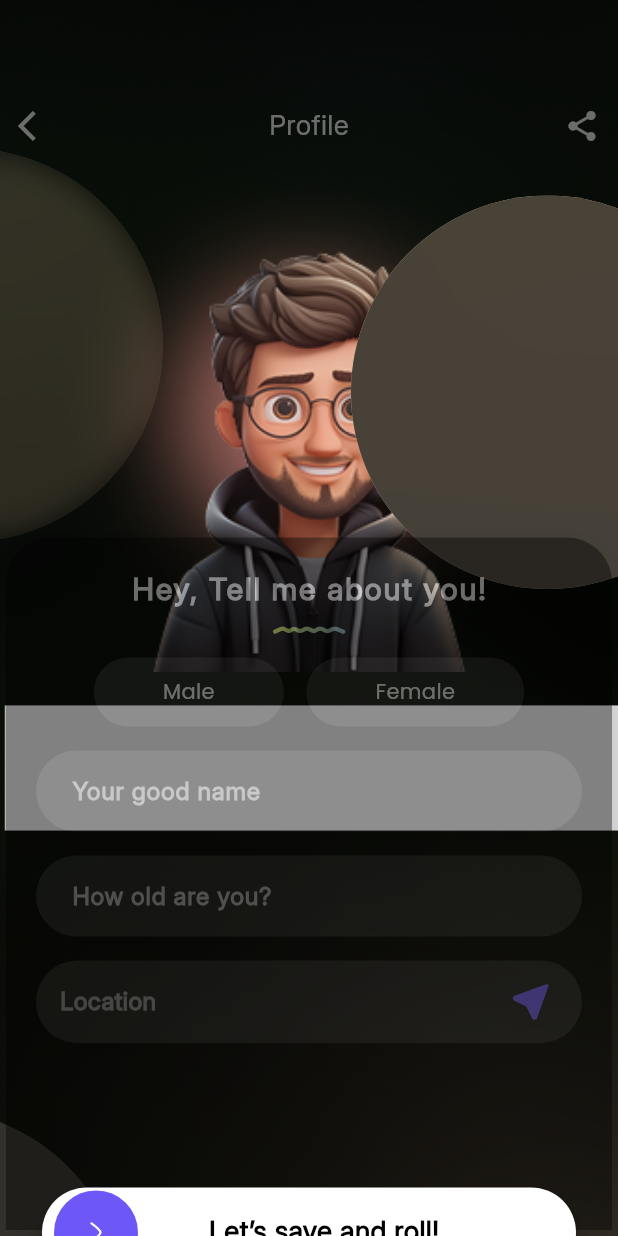
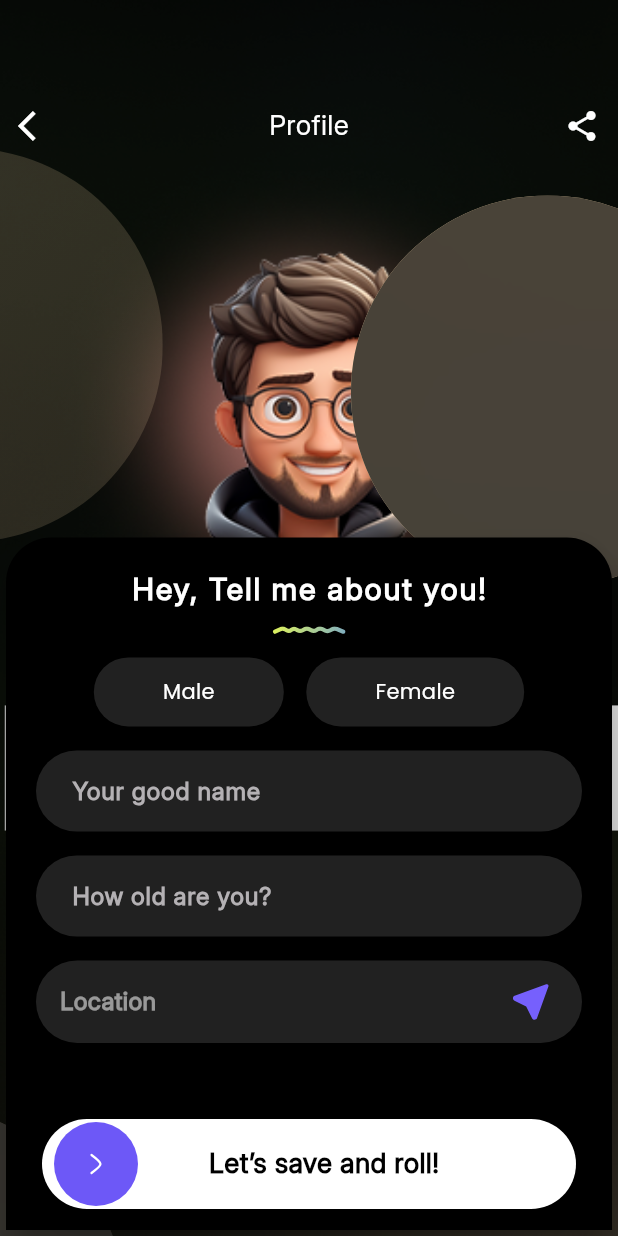
Before and after one commit to SANU212000/profile-screen, a Flutter app: the first screen one second after launch, on a phone screen of 412 x 824 dp. Run offline on Flutter 3.47's test engine with Material 3 defaults, Android fonts, the light colour scheme and no system bars; drawn by our look-alikes of slide_to_act; our stand-ins replace flutter_svg, google_fonts; Roboto replaces fonts that are missing (Inter).

Commit message:
Update profilescreen.dart

```diff
--- a/lib/screens/profilescreen.dart
+++ b/lib/screens/profilescreen.dart
@@ -1,51 +1,12 @@
 import 'package:flutter/material.dart';
 import 'package:profilescreen/widgets/widgets.dart';
 
-class ProfileScreen extends StatefulWidget {
+class ProfileScreen extends StatelessWidget {
   ProfileScreen({super.key});
 
-  @override
-  _ProfileScreenState createState() => _ProfileScreenState();
-}
-
-class _ProfileScreenState extends State<ProfileScreen>
-    with TickerProviderStateMixin {
   final TextEditingController nameController = TextEditingController();
   final TextEditingController ageController = TextEditingController();
   final TextEditingController locationController = TextEditingController();
-
-  late AnimationController _fadeController;
-  late AnimationController _slideController;
-  late AnimationController _ellipseController;
-
-  @override
-  void initState() {
-    super.initState();
-    // Initialize AnimationControllers
-    _fadeController = AnimationController(
-      duration: Duration(seconds: 2),
-      vsync: this,
-    )..forward();
-
-    _slideController = AnimationController(
-      duration: Duration(seconds: 2),
-      vsync: this,
-    )..forward();
-
-    _ellipseController = AnimationController(
-      duration: Duration(seconds: 2),
-      vsync: this,
-    )..forward();
-  }
-
-  @override
-  void dispose() {
-    // Dispose of controllers when the widget is unmounted
-    _fadeController.dispose();
-    _slideController.dispose();
-    _ellipseController.dispose();
-    super.dispose();
-  }
 
   @override
   Widget build(BuildContext context) {
@@ -53,32 +14,20 @@ class _ProfileScreenState extends State<ProfileScreen>
       backgroundColor: Colors.black,
       body: Stack(
         children: [
-          // Animated Fade In for Background Image
-          AnimatedPositioned(
-            duration: Duration(seconds: 2),
-            curve: Curves.easeInOut,
-            top: 0,
-            left: 0,
-            right: 0,
-            bottom: 0,
+          Positioned.fill(
             child: Image.asset(
               'assets/images/Frame.png',
               fit: BoxFit.cover,
             ),
           ),
-
-          // Animated Column Content
           Column(
             children: [
               const SizedBox(height: 60),
-              FadeTransition(
-                opacity: _fadeController,
-                child: Row(
+              Row(
                 mainAxisAlignment: MainAxisAlignment.spaceBetween,
                 children: [
                   IconButton(
-                      icon:
-                          const Icon(Icons.arrow_back_ios, color: Colors.white),
+                    icon: const Icon(Icons.arrow_back_ios, color: Colors.white),
                     onPressed: () {},
                   ),
                   const Text(
@@ -96,17 +45,8 @@ class _ProfileScreenState extends State<ProfileScreen>
                   ),
                 ],
               ),
-              ),
               const SizedBox(height: 40),
-
-              // Animated Container
-              TweenAnimationBuilder(
-                duration: Duration(seconds: 1),
-                tween: Tween<double>(begin: 0.0, end: 1.0),
-                builder: (context, double opacity, child) {
-                  return Opacity(
-                    opacity: opacity,
-                    child: Container(
+              Container(
                 width: 340,
                 height: 300,
                 decoration: BoxDecoration(
@@ -117,61 +57,37 @@ class _ProfileScreenState extends State<ProfileScreen>
                   ),
                 ),
               ),
-                  );
-                },
-              ),
             ],
           ),
-
-          // Custom Ellipse Widgets with FadeIn and Slide effects
           CustomEllipse(
             width: 262.1127014160156,
             height: 262.3527526855469,
             top: 739.29,
             left: -178.57,
           ),
-          AnimatedPositioned(
-            duration: Duration(seconds: 2),
-            curve: Curves.easeInOut,
+          CustomEllipse(
+              width: 262.1127014160156,
+              height: 262.3527526855469,
               top: 98.96,
               left: -153.6,
-            child: CustomEllipse(
+              opacity: 0.2,
+              blurRadius: -10),
+          CustomEllipse(
             width: 262.1127014160156,
             height: 262.3527526855469,
-              opacity: 0.2,
-              blurRadius: 10,
-            ),
-          ),
-          AnimatedPositioned(
-            duration: Duration(seconds: 2),
-            curve: Curves.easeInOut,
             top: 130.35,
             left: 233.96,
-            child: CustomEllipse(
-              width: 262.1127014160156,
-              height: 262.3527526855469,
             opacity: 0.9,
           ),
-          ),
-
-          // Draggable Form with Fade In
-          FadeTransition(
-            opacity: _fadeController,
-            child: DraggableFormCard(
+          DraggableFormCard(
             nameController: nameController,
             ageController: ageController,
             locationController: locationController,
           ),
-          ),
-
-          // Slide to Act Button with Slide Animation
           Positioned(
             bottom: 10,
             left: 20,
             right: 20,
-            child: SlideTransition(
-              position: Tween<Offset>(begin: Offset(0, 1), end: Offset(0, 0))
-                  .animate(_slideController),
             child: SlideToActButton(
               labelText: 'Let’s save and roll!',
               onSubmit: () async {
@@ -180,7 +96,6 @@ class _ProfileScreenState extends State<ProfileScreen>
               backgroundColor: Color.fromRGBO(109, 88, 247, 1),
             ),
           ),
-          ),
         ],
       ),
     );
```
Lines whose indentation alone changed are shown as unchanged.
